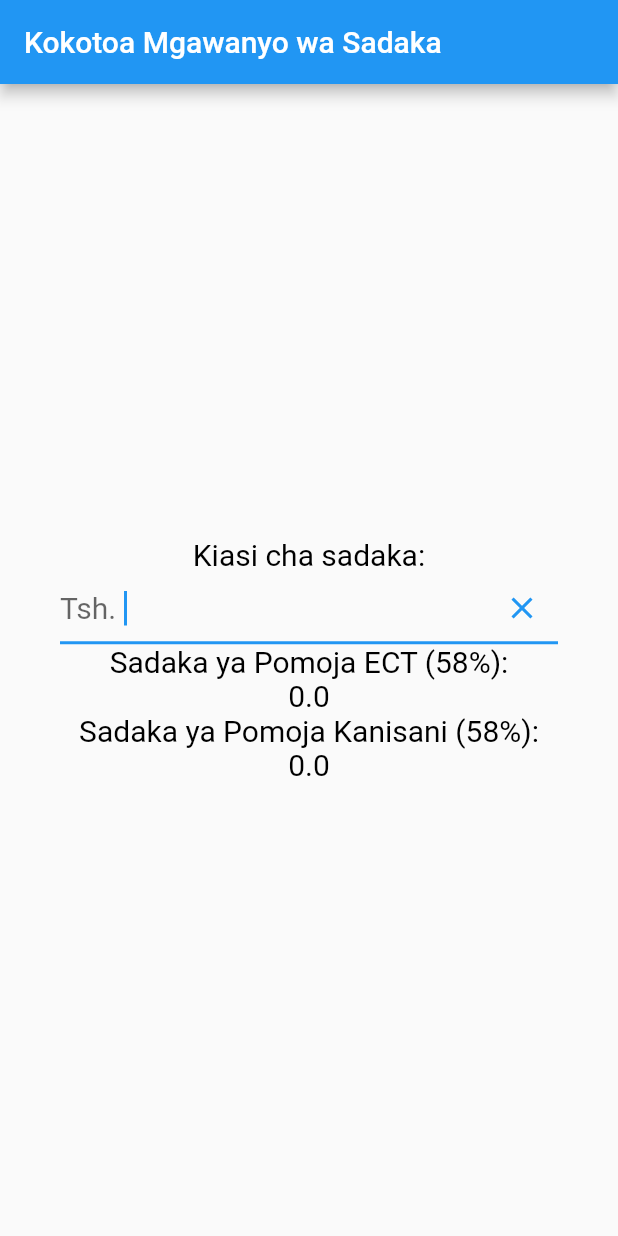
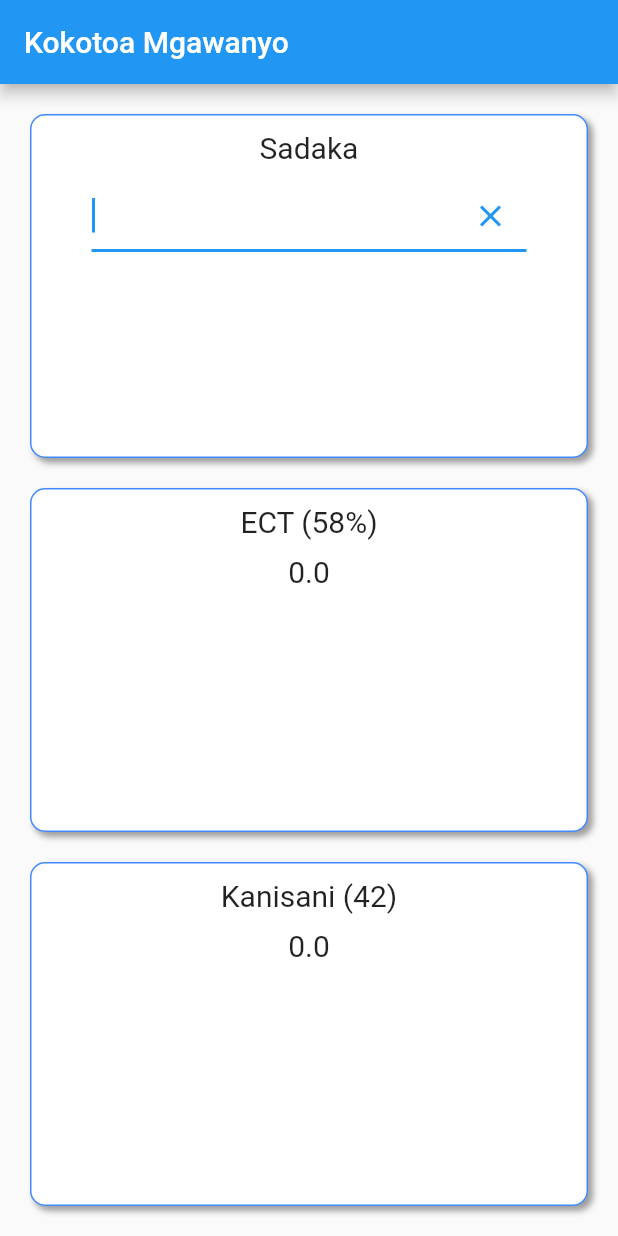
Before and after one commit to Tembocs/sadaka_calc, a Flutter app: the screen it shows after launch, on a phone screen of 412 x 824 dp. Run offline on Flutter 3.47's test engine with Material 2 defaults, Android fonts, the phone set to English and light mode, and no system bars.

Commit message:
Redesigned home page to make cards.

```diff
--- a/lib/main.dart
+++ b/lib/main.dart
@@ -1,56 +1,40 @@
 import 'package:flutter/material.dart';
 
-void main() => runApp(MyApp());
+void main() => runApp(SadakaCalc());
 
-class MyApp extends StatelessWidget {
+class SadakaCalc extends StatelessWidget {
   // This widget is the root of your application.
   @override
   Widget build(BuildContext context) {
     return MaterialApp(
-      title: 'Kokotoa Zaka',
+      title: 'Kokotoa Mgawanyo',
       theme: ThemeData(
-        // This is the theme of your application.
-        //
-        // Try running your application with "flutter run". You'll see the
-        // application has a blue toolbar. Then, without quitting the app, try
-        // changing the primarySwatch below to Colors.green and then invoke
-        // "hot reload" (press "r" in the console where you ran "flutter run",
-        // or simply save your changes to "hot reload" in a Flutter IDE).
-        // Notice that the counter didn't reset back to zero; the application
-        // is not restarted.
+
         primarySwatch: Colors.blue,
-        textTheme: TextTheme(
-          display1: TextStyle(
-            color: Colors.black,
-            fontSize: 20,
-          ),
-        ),
+//        textTheme: TextTheme(
+//          display1: TextStyle(
+//            color: Colors.black,
+//            fontSize: 20,
+//          ),
+//        ),
       ),
 
-      home: MyHomePage(title: 'Kokotoa Mgawanyo wa Sadaka'),
+      home: MainHomePage(title: 'Kokotoa Mgawanyo'),
     );
   }
 }
 
-class MyHomePage extends StatefulWidget {
-  MyHomePage({Key key, this.title}) : super(key: key);
-
-  // This widget is the home page of your application. It is stateful, meaning
-  // that it has a State object (defined below) that contains fields that affect
-  // how it looks.
-
-  // This class is the configuration for the state. It holds the values (in this
-  // case the title) provided by the parent (in this case the App widget) and
-  // used by the build method of the State. Fields in a Widget subclass are
-  // always marked "final".
+class MainHomePage extends StatefulWidget {
+  MainHomePage({Key key, this.title}) : super(key: key);
 
   final String title;
 
   @override
-  _MyHomePageState createState() => _MyHomePageState();
+  _MainHomePageState createState() => _MainHomePageState();
 }
 
-class _MyHomePageState extends State<MyHomePage> {
+class _MainHomePageState extends State<MainHomePage> {
+  double _fontsize = 20;
   double _userSadaka = 0;
   double _sadakaECT = 0;
   double _sadakaKanisani = 0;
@@ -64,12 +48,10 @@ class _MyHomePageState extends State<MyHomePage> {
   }
 
   void _calculateSadakaPercentage() {
-    // This should be called after the calculate button is pressed
     setState(() {
       _userSadaka = double.parse(inputController.text);
-      // what if _userSadaka is 0? Pop up alert dialog
       _sadakaECT = _userSadaka * 0.58;
-      _sadakaKanisani = _userSadaka * 0.43;
+      _sadakaKanisani = _userSadaka * 0.42;
     });
   }
 
@@ -80,6 +62,24 @@ class _MyHomePageState extends State<MyHomePage> {
           _sadakaKanisani = 0;
     });
   }
+
+  // Card decorations
+  BoxDecoration _decorateCard() {
+    return BoxDecoration(
+      color: Colors.white,
+      border: Border.all(color: Colors.blueAccent),
+      borderRadius: BorderRadius.circular(10.0),
+
+      boxShadow: [
+        BoxShadow(
+          color: Colors.grey,
+          offset: Offset(3, 3),
+          blurRadius: 3
+        )
+      ]
+    );
+  }
+
   // So that we have instant results as user types
   @override
   void initState() {
@@ -97,89 +97,148 @@ class _MyHomePageState extends State<MyHomePage> {
     // fast, so that you can just rebuild anything that needs updating rather
     // than having to individually change instances of widgets.
     return Scaffold(
+      // To avoid 'Bottom overflowed by xyz pixels' error message
+      // Consider using one of scrolling widgets, e.g. ListView,
+      // NestedScrollView, GridView, SingleChildScrollView, Scrollable.
+      resizeToAvoidBottomPadding: false,
+
       appBar: AppBar(
         // Here we take the value from the MyHomePage object that was created by
         // the App.build method, and use it to set our appbar title.
         title: Text(widget.title),
       ),
       body: Center(
-        // Center is a layout widget. It takes a single child and positions it
-        // in the middle of the parent.
-        child: Padding(
-          padding: EdgeInsets.all(40.0),
+        child: Container(
+          margin: EdgeInsets.all(10.0),
+
           child: Column(
-          // Column is also layout widget. It takes a list of children and
-          // arranges them vertically. By default, it sizes itself to fit its
-          // children horizontally, and tries to be as tall as its parent.
-          //
-          // Invoke "debug painting" (press "p" in the console, choose the
-          // "Toggle Debug Paint" action from the Flutter Inspector in Android
-          // Studio, or the "Toggle Debug Paint" command in Visual Studio Code)
-          // to see the wireframe for each widget.
-          //
-          // Column has various properties to control how it sizes itself and
-          // how it positions its children. Here we use mainAxisAlignment to
-          // center the children vertically; the main axis here is the vertical
-          // axis because Columns are vertical (the cross axis would be
-          // horizontal).
-          mainAxisAlignment: MainAxisAlignment.center,
             children: <Widget>[
-            Text(
-              'Kiasi cha sadaka:',
-              style: Theme.of(context).textTheme.display1,
+              Expanded(
+
+                // First card with TextFormField
+                child: Container(
+                  margin: const EdgeInsets.all(10.0),
+                  //color: Colors.lightBlueAccent,
+                  constraints: BoxConstraints.expand(),
+                  alignment: Alignment(0, 0),
+                  decoration: _decorateCard(),
+
+                  child: Column(
+                    children: <Widget>[
+                      Container(
+                        margin: EdgeInsets.all(10),
+                        child: Text(
+                          "Sadaka",
+                          style: TextStyle(
+                            fontSize: _fontsize,
+                          ),
+                        ),
                       ),
 
-            TextField(
-              style: Theme.of(context).textTheme.display1,
+                      Container(
+                        margin: EdgeInsets.only(left: 40, right: 40),
+                        child: TextField(
+                          autofocus: true,
+                          keyboardType: TextInputType.number,
+                          controller: inputController,
+
+                          style: TextStyle(
+                            color: Colors.black,
+                            fontSize: _fontsize,
+                          ),
+
                           decoration: InputDecoration(
-                //labelText: 'Kiasi cha sadaka:',
-                prefixText: 'Tsh. ',
-
-                // For clearing input field
                             suffixIcon: IconButton(
                               icon: Icon(Icons.clear),
 
                               onPressed: () {
                                 inputController.clear();
                                 _clearSadakaPercentage();
-                  },
+                              }
                             )
-              ),
-              autofocus: true,
-              keyboardType: TextInputType.number,
-              controller: inputController,
+                          )
+                        )
+                      )
+                    ],
+                  )
+                  //child: Text("First item, Expanded"),
                 ),
 
-            // Spacer(flex: 1),
-
-            Text(
-              'Sadaka ya Pomoja ECT (58%):',
-              style: Theme.of(context).textTheme.display1,
               ),
 
-            Text(
-              '$_sadakaECT',
-              style: Theme.of(context).textTheme.display1,
+              Expanded(
+                // Second card with TextFormField
+                child: Container(
+                    margin: const EdgeInsets.all(10.0),
+                    //color: Colors.lightBlueAccent,
+                    constraints: BoxConstraints.expand(),
+                    alignment: Alignment(0, 0),
+
+                    decoration: _decorateCard(),
+
+                    child: Column(
+                      children: <Widget>[
+                        Container(
+                          margin: EdgeInsets.all(10),
+                          child: Text(
+                            "ECT (58%)",
+                            style: TextStyle(
+                              fontSize: _fontsize
+                            ),
+                          ),
                         ),
 
-            // Spacer(flex: 1),
-            Text(
-              'Sadaka ya Pomoja Kanisani (58%):',
-              style: Theme.of(context).textTheme.display1,
+                        Container(
+                          child: Text(
+                            '${_sadakaECT.toStringAsFixed(1)}',
+                            style: TextStyle(
+                              fontSize: _fontsize
+                            ),
+                          )
+                        )
+                      ],
+                    )
+                  //child: Text("First item, Expanded"),
+                ),
               ),
 
-            Text(
-              '$_sadakaKanisani',
-              style: Theme.of(context).textTheme.display1,
+              Expanded(
+                // Third card with TextFormField
+                child: Container(
+                    margin: const EdgeInsets.all(10.0),
+                    //color: Colors.lightBlueAccent,
+                    constraints: BoxConstraints.expand(),
+                    alignment: Alignment(0, 0),
+
+                    decoration: _decorateCard(),
+
+                    child: Column(
+                      children: <Widget>[
+                        Container(
+                          margin: EdgeInsets.all(10),
+                          child: Text(
+                            "Kanisani (42)",
+                            style: TextStyle(
+                              fontSize: _fontsize
+                            ),
+                          ),
                         ),
 
-            // With instant value changes this button is redundant.
-            // RaisedButton(
-            //   child: Text('Kokotoa'),
-            //   onPressed: _calculateSadakaPercentage,
-            // ),
+                        Container(
+                            child: Text(
+                              '${_sadakaKanisani.toStringAsFixed(1)}',
+                              style: TextStyle(
+                                fontSize: _fontsize
+                              ),
+                            )
+                        )
                       ],
+                    )
+                  //child: Text("First item, Expanded"),
                 ),
+              )
+            ],
+          )
         ),
       ),
     );
```
Also changed, not shown: 1 other file. Lines whose indentation alone changed are shown as unchanged.
